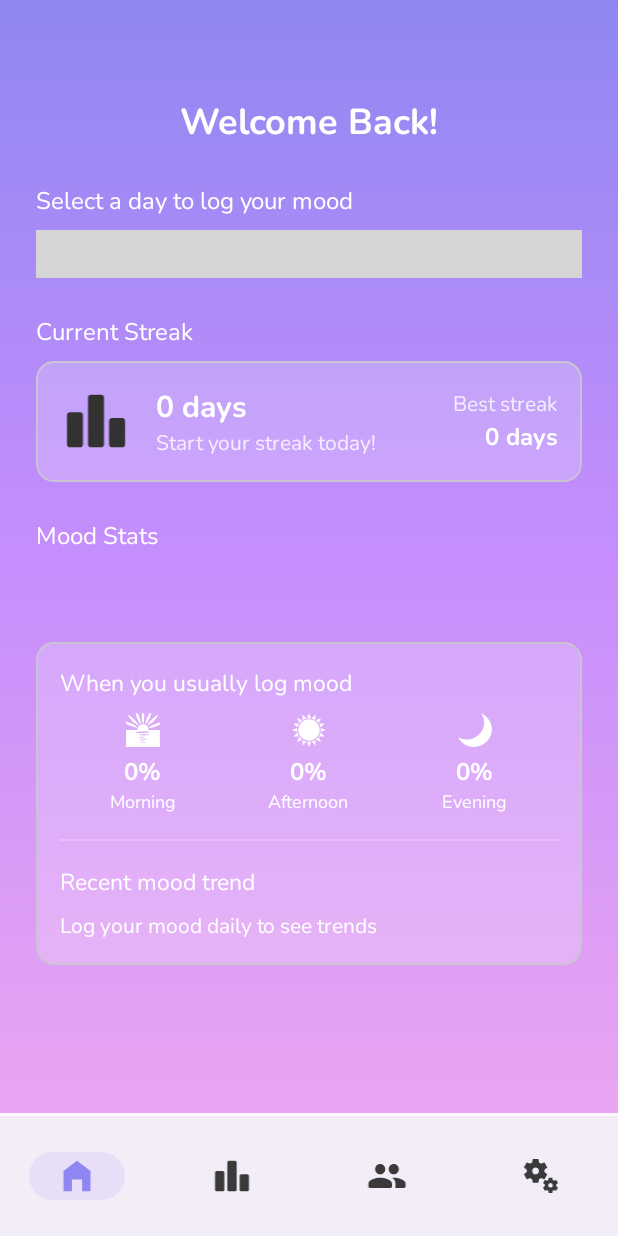
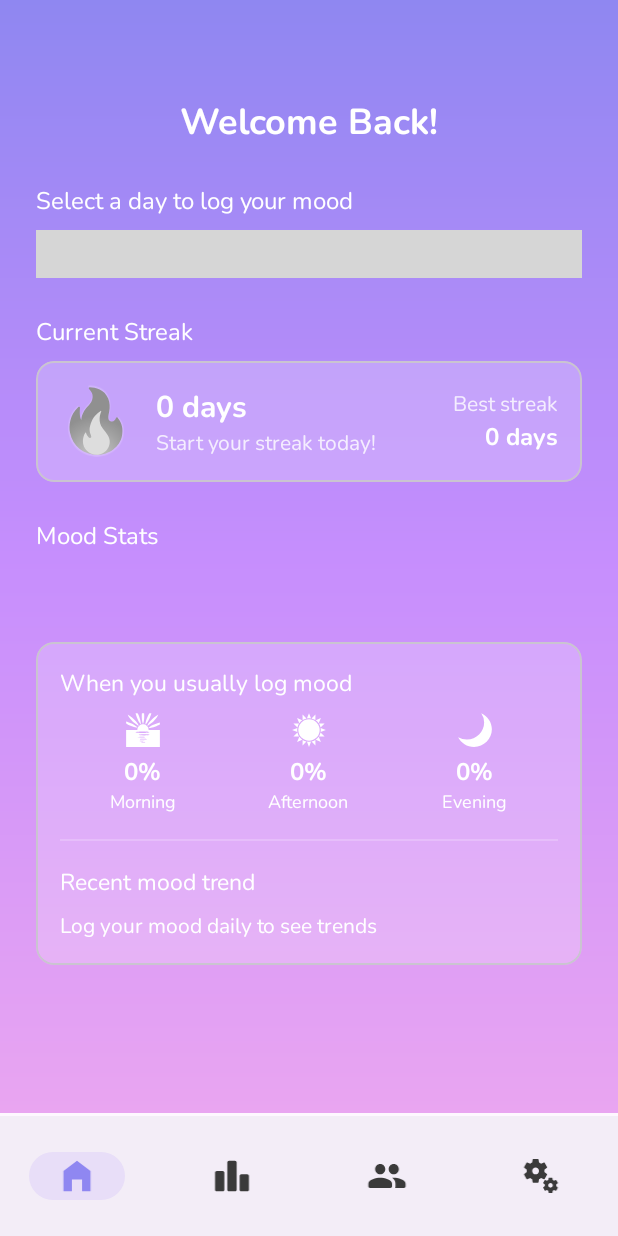
Before and after one commit to whoisridze/MoodTracker, an Android app: the screen it shows after launch (MainActivity), on a phone screen of 412 x 824 dp. Run offline under Robolectric (Android 15) with nearby library versions, the phone set to English and light mode, and no system bars; our stand-ins replace navigation-ui; libraries missing offline, so code that uses them is left out: com.kizitonwose.calendar; plain views replace CalendarView; 7 statements that could not run were skipped; grey boxes are pictures that could not be loaded.

Commit message:
feat(dashboard): implement streak indicator with weekly progress visualization

```diff
--- /dev/null
+++ b/app/src/main/java/com/whoisridze/moodtracker/ui/custom/StreakFireView.kt
@@ -0,0 +1,109 @@
+package com.whoisridze.moodtracker.ui.custom
+
+import android.content.Context
+import android.graphics.Canvas
+import android.graphics.ColorMatrix
+import android.graphics.ColorMatrixColorFilter
+import android.graphics.Paint
+import android.graphics.drawable.Drawable
+import android.util.AttributeSet
+import androidx.appcompat.widget.AppCompatImageView
+import androidx.core.content.ContextCompat
+import com.whoisridze.moodtracker.R
+
+class StreakFireView @JvmOverloads constructor(
+    context: Context,
+    attrs: AttributeSet? = null,
+    defStyleAttr: Int = 0
+) : AppCompatImageView(context, attrs, defStyleAttr) {
+
+    private var currentStreak = 0
+    private var maxStreak = 7
+    private var fillLevel = 0f
+
+    private val grayPaint = Paint().apply {
+        val colorMatrix = ColorMatrix().apply { setSaturation(0f) }
+        colorFilter = ColorMatrixColorFilter(colorMatrix)
+    }
+
+    private val outlinePaint = Paint().apply {
+        style = Paint.Style.STROKE
+        strokeWidth = 1.5f
+        color = ContextCompat.getColor(context, R.color.blurryBackground)
+        isAntiAlias = true
+    }
+
+    private val coloredDrawable: Drawable by lazy {
+        ContextCompat.getDrawable(context, R.drawable.ic_fire)!!.mutate()
+    }
+
+    private val grayDrawable: Drawable by lazy {
+        ContextCompat.getDrawable(context, R.drawable.ic_fire)!!.mutate().apply {
+            colorFilter = grayPaint.colorFilter
+        }
+    }
+
+    private val outlineDrawable: Drawable by lazy {
+        ContextCompat.getDrawable(context, R.drawable.ic_fire)!!.mutate().apply {
+            setTint(ContextCompat.getColor(context, R.color.blurryBackground))
+        }
+    }
+
+    init {
+        setImageDrawable(null)
+    }
+
+    fun setStreak(streak: Int) {
+        currentStreak = streak.coerceIn(0, maxStreak)
+        fillLevel = currentStreak / maxStreak.toFloat()
+        invalidate()
+    }
+
+    override fun onDraw(canvas: Canvas) {
+        if (width == 0 || height == 0) return
+
+        val bounds = getBoundsForDrawables()
+        grayDrawable.bounds = bounds
+        coloredDrawable.bounds = bounds
+        outlineDrawable.bounds = bounds
+
+        canvas.save()
+        outlinePaint.alpha = 120
+        canvas.scale(1.05f, 1.05f, width / 2f, height / 2f)
+        outlineDrawable.draw(canvas)
+        canvas.restore()
+
+        grayDrawable.draw(canvas)
+
+        if (currentStreak <= 0) return
+
+        val fillHeight = (height * fillLevel).toInt()
+        canvas.save()
+        canvas.clipRect(0, height - fillHeight, width, height)
+        coloredDrawable.draw(canvas)
+        canvas.restore()
+    }
+
+    private fun getBoundsForDrawables(): android.graphics.Rect {
+        val drawableWidth = coloredDrawable.intrinsicWidth
+        val drawableHeight = coloredDrawable.intrinsicHeight
+
+        val scale = minOf(
+            width.toFloat() / drawableWidth,
+            height.toFloat() / drawableHeight
+        )
+
+        val scaledWidth = (drawableWidth * scale).toInt()
+        val scaledHeight = (drawableHeight * scale).toInt()
+
+        val left = (width - scaledWidth) / 2
+        val top = (height - scaledHeight) / 2
+
+        return android.graphics.Rect(
+            left,
+            top,
+            left + scaledWidth,
+            top + scaledHeight
+        )
+    }
+}
--- a/app/src/main/java/com/whoisridze/moodtracker/ui/dashboard/DashboardFragment.kt
+++ b/app/src/main/java/com/whoisridze/moodtracker/ui/dashboard/DashboardFragment.kt
@@ -19,6 +19,7 @@ import android.widget.TextView
 import androidx.core.content.ContextCompat
 import androidx.lifecycle.ViewModelProvider
 import com.whoisridze.moodtracker.data.repository.MoodRepositoryImpl
+import com.whoisridze.moodtracker.ui.custom.StreakFireView
 import java.time.format.TextStyle
 import java.util.Locale
 
@@ -40,6 +41,8 @@ class DashboardFragment : Fragment(R.layout.fragment_dashboard) {
 
     private lateinit var tvMotivation: TextView
 
+    private lateinit var streakFireView: StreakFireView
+
     override fun onViewCreated(view: View, savedInstanceState: Bundle?) {
         super.onViewCreated(view, savedInstanceState)
 
@@ -55,6 +58,8 @@ class DashboardFragment : Fragment(R.layout.fragment_dashboard) {
         tvBestStreakCount = view.findViewById(R.id.tvBestStreakCount)
 
         tvMotivation = view.findViewById(R.id.tvMotivation)
+
+        streakFireView = view.findViewById(R.id.ivStreakIcon)
 
         val factory = DashboardViewModelFactory(MoodRepositoryImpl(requireContext()))
         viewModel = ViewModelProvider(this, factory)[DashboardViewModel::class.java]
@@ -95,6 +100,13 @@ class DashboardFragment : Fragment(R.layout.fragment_dashboard) {
 
         viewModel.motivationalMessage.observe(viewLifecycleOwner) { message ->
             tvMotivation.text = message
+        }
+
+        viewModel.currentStreak.observe(viewLifecycleOwner) { streak ->
+            tvStreakCount.text = resources.getQuantityString(
+                R.plurals.daysCount, streak, streak
+            )
+            streakFireView.setStreak(streak)
         }
 
         val currentMonth = YearMonth.now()
--- /dev/null
+++ b/app/src/main/res/drawable/ic_fire.xml
@@ -0,0 +1,29 @@
+<vector xmlns:aapt="http://schemas.android.com/aapt" xmlns:android="http://schemas.android.com/apk/res/android"
+    android:height="160dp" android:viewportHeight="128" android:viewportWidth="128" android:width="160dp">
+
+    <path android:pathData="M35.56,40.73c-0.57,6.08 -0.97,16.84 2.62,21.42c0,0 -1.69,-11.82 13.46,-26.65c6.1,-5.97 7.51,-14.09 5.38,-20.18c-1.21,-3.45 -3.42,-6.3 -5.34,-8.29c-1.12,-1.17 -0.26,-3.1 1.37,-3.03c9.86,0.44 25.84,3.18 32.63,20.22c2.98,7.48 3.2,15.21 1.78,23.07c-0.9,5.02 -4.1,16.18 3.2,17.55c5.21,0.98 7.73,-3.16 8.86,-6.14c0.47,-1.24 2.1,-1.55 2.98,-0.56c8.8,10.01 9.55,21.8 7.73,31.95c-3.52,19.62 -23.39,33.9 -43.13,33.9c-24.66,0 -44.29,-14.11 -49.38,-39.65c-2.05,-10.31 -1.01,-30.71 14.89,-45.11c1.18,-1.08 3.11,-0.12 2.95,1.5">
+        <aapt:attr name="android:fillColor">
+            <gradient android:centerX="62.22" android:centerY="124.3" android:gradientRadius="70.59" android:type="radial">
+                <item android:color="#FFE9A5F1" android:offset="0.31"/>
+                <item android:color="#FFC68EFD" android:offset="0.66"/>
+                <item android:color="#FF8F87F1" android:offset="0.97"/>
+            </gradient>
+        </aapt:attr>
+    </path>
+
+    <path android:pathData="M76.11,77.42c-9.09,-11.7 -5.02,-25.05 -2.79,-30.37c0.3,-0.7 -0.5,-1.36 -1.13,-0.93c-3.91,2.66 -11.92,8.92 -15.65,17.73c-5.05,11.91 -4.69,17.74 -1.7,24.86c1.8,4.29 -0.29,5.2 -1.34,5.36c-1.02,0.16 -1.96,-0.52 -2.71,-1.23a16.1,16.1 0,0 1,-4.44 -7.6c-0.16,-0.62 -0.97,-0.79 -1.34,-0.28c-2.8,3.87 -4.25,10.08 -4.32,14.47C40.47,113 51.68,124 65.24,124c17.09,0 29.54,-18.9 19.72,-34.7c-2.85,-4.6 -5.53,-7.61 -8.85,-11.88">
+        <aapt:attr name="android:fillColor">
+            <gradient android:centerX="66.18" android:centerY="54.06" android:gradientRadius="73.86" android:type="radial">
+                <item android:color="#FFFED2E2" android:offset="0.21"/>
+                <item android:color="#FFFED2E2" android:offset="0.33"/>
+                <item android:color="#FFFED2E2" android:offset="0.49"/>
+                <item android:color="#FFFED2E2" android:offset="0.67"/>
+                <item android:color="#FFFED2E2" android:offset="0.79"/>
+                <item android:color="#FFFED2E2" android:offset="0.82"/>
+                <item android:color="#FFFED2E2" android:offset="0.86"/>
+                <item android:color="#FFFED2E2" android:offset="0.91"/>
+                <item android:color="#FFFED2E2" android:offset="0.94"/>
+            </gradient>
+        </aapt:attr>
+    </path>
+</vector>
--- a/app/src/main/res/layout/fragment_dashboard.xml
+++ b/app/src/main/res/layout/fragment_dashboard.xml
@@ -89,12 +89,11 @@
                 android:padding="16dp">
 
                 <!-- TODO: custom fire icon -->
-                <ImageView
+                <com.whoisridze.moodtracker.ui.custom.StreakFireView
                     android:id="@+id/ivStreakIcon"
                     android:layout_width="48dp"
                     android:layout_height="48dp"
-                    android:contentDescription="@string/ivStreakIconDesc"
-                    android:src="@drawable/ic_stats" />
+                    android:contentDescription="@string/ivStreakIconDesc" />
 
                 <LinearLayout
                     android:layout_width="wrap_content"
--- a/app/src/main/res/values/colors.xml
+++ b/app/src/main/res/values/colors.xml
@@ -10,4 +10,6 @@
     <color name="paletteColor4">#FED2E2</color>
 
     <color name="defaultBtnColor">#3A3A3A</color>
+
+    <color name="blurryBackground">#33FFFFFF</color>
 </resources>
```
